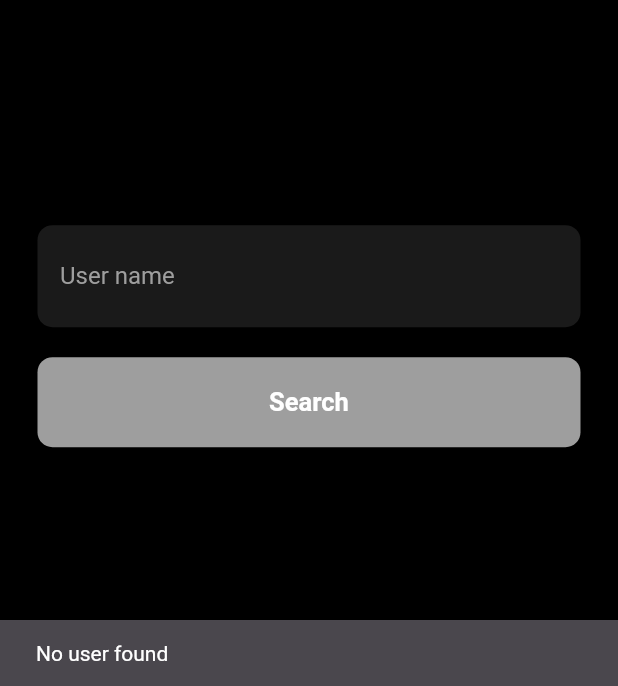
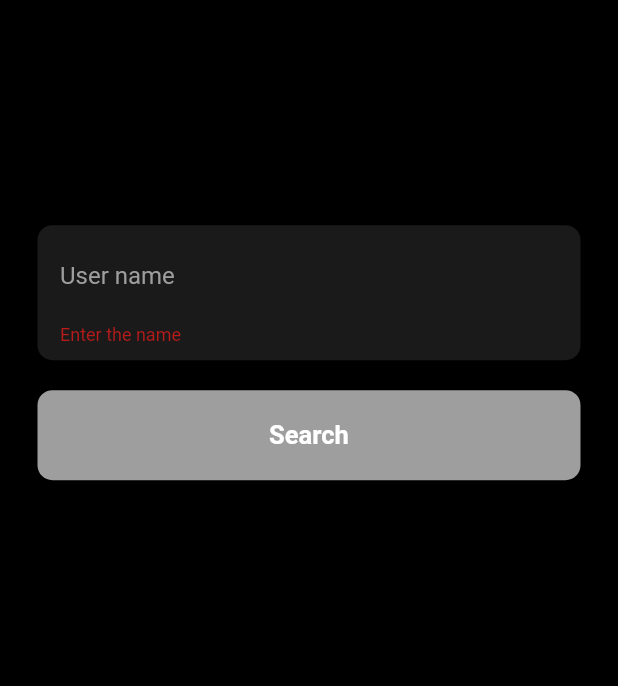
Before and after one commit to AmalNaroth/Github_Task, a Flutter app: the screen it shows after launch, after a tap on "Search", on a phone screen of 412 x 824 dp, the part 550-1236 px from its top. Run offline on Flutter 3.47's test engine with Material 3 defaults, Android fonts, the light colour scheme and no system bars; our stand-ins replace bloc, connectivity_plus, dio, equatable, flutter_bloc, get and 3 more.

Commit message:
screen short added

```diff
--- a/lib/core/utils/textediting_controllers.dart
+++ b/lib/core/utils/textediting_controllers.dart
@@ -2,4 +2,5 @@ import 'package:flutter/material.dart';
 
 class HomeScreenControlls{
   static TextEditingController searchQuery = TextEditingController();
+  static final formKey = GlobalKey<FormState>();
 }
--- a/lib/features/github_task/presentation/home_screen/home_screen.dart
+++ b/lib/features/github_task/presentation/home_screen/home_screen.dart
@@ -43,20 +43,29 @@ class HomeScreen extends StatelessWidget {
               const SizedBox(
                 height: 150,
               ),
-              Container(
+              Form(
+                key: HomeScreenControlls.formKey,
+                child: Container(
                   padding:
                       const EdgeInsets.symmetric(horizontal: 15, vertical: 10),
                   decoration: BoxDecoration(
                     borderRadius: BorderRadius.circular(10),
                     color: Colors.white.withOpacity(.1),
                   ),
-                child: TextField(
+                  child: TextFormField(
                     controller: HomeScreenControlls.searchQuery,
                     style: const TextStyle(color: Colors.white),
                     decoration: const InputDecoration(
                       border: InputBorder.none,
                       hintText: "User name",
                       hintStyle: TextStyle(color: Colors.grey),
+                    ),
+                    validator: (value) {
+                      if (value == null || value.isEmpty) {
+                        return "Enter the name";
+                      }
+                      return null;
+                    },
                   ),
                 ),
               ),
@@ -96,11 +105,13 @@ class HomeScreen extends StatelessWidget {
                   ),
                 ),
                 onPressed: () {
+                  if (HomeScreenControlls.formKey.currentState!.validate()) {
                     BlocProvider.of<HomeBloc>(context).add(
                       HomeSeachButtonClickEvent(
                         userName: HomeScreenControlls.searchQuery.text.trim(),
                       ),
                     );
+                  }
                 },
               )
             ],
```
Also changed, not shown: screen_shorts/_image_3.jpg (added), screen_shorts/image_1.jpg (added), screen_shorts/image_2.jpg (added), 1 other file. Lines whose indentation alone changed are shown as unchanged.
